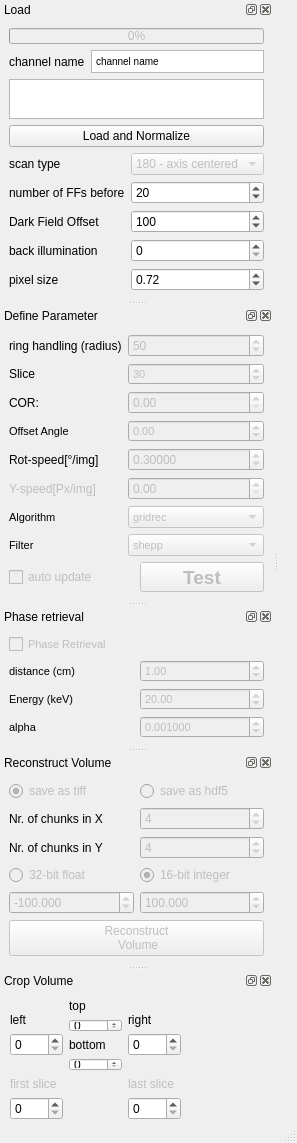
HMarkoetter/BAMline_CT_preview_RECO, file BAMline_on_the_fly_CT-reco/on_the_fly_CT_reco_hdf_dock_widget.ui: the form before one commit.
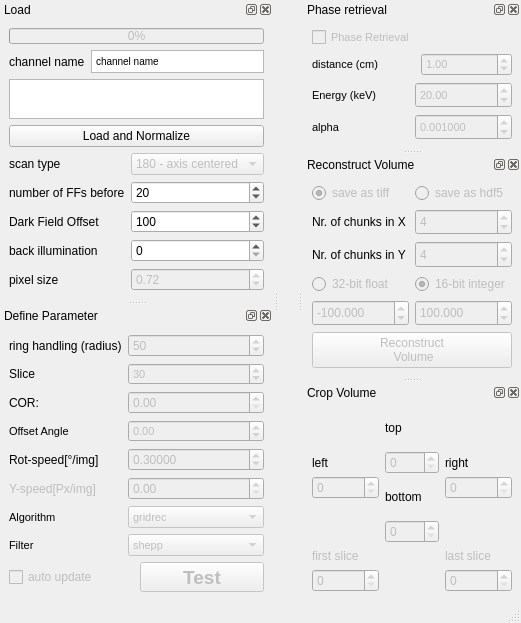
The form after the commit.

Commit message: added auto pixel size readout

```diff
--- a/BAMline_on_the_fly_CT-reco/on_the_fly_CT_reco_hdf_dock_widget.ui
+++ b/BAMline_on_the_fly_CT-reco/on_the_fly_CT_reco_hdf_dock_widget.ui
@@ -6,8 +6,8 @@
    <rect>
     <x>0</x>
     <y>0</y>
-    <width>204</width>
-    <height>905</height>
+    <width>377</width>
+    <height>494</height>
    </rect>
   </property>
   <property name="windowTitle">
@@ -252,6 +252,9 @@
      </item>
      <item row="7" column="1">
       <widget class="QDoubleSpinBox" name="pixel_size">
+       <property name="enabled">
+        <bool>false</bool>
+       </property>
        <property name="sizePolicy">
         <sizepolicy hsizetype="Minimum" vsizetype="Preferred">
          <horstretch>0</horstretch>
@@ -747,7 +750,7 @@
     <string>Phase retrieval</string>
    </property>
    <attribute name="dockWidgetArea">
-    <number>1</number>
+    <number>2</number>
    </attribute>
    <widget class="QWidget" name="dockWidgetContents_3">
     <layout class="QGridLayout" name="gridLayout_7">
@@ -942,7 +945,7 @@
     <string>Reconstruct Volume</string>
    </property>
    <attribute name="dockWidgetArea">
-    <number>1</number>
+    <number>2</number>
    </attribute>
    <widget class="QWidget" name="dockWidgetContents_4">
     <layout class="QGridLayout" name="gridLayout_10">
@@ -1149,7 +1152,7 @@
   <widget class="QDockWidget" name="Crop">
    <property name="minimumSize">
     <size>
-     <width>55</width>
+     <width>170</width>
      <height>150</height>
     </size>
    </property>
@@ -1157,19 +1160,10 @@
     <string>Crop Volume</string>
    </property>
    <attribute name="dockWidgetArea">
-    <number>1</number>
+    <number>2</number>
    </attribute>
    <widget class="QWidget" name="dockWidgetContents_5">
-    <widget class="QWidget" name="gridLayoutWidget">
-     <property name="geometry">
-      <rect>
-       <x>10</x>
-       <y>9</y>
-       <width>171</width>
-       <height>121</height>
-      </rect>
-     </property>
-     <layout class="QGridLayout" name="gridLayout_11">
+    <layout class="QGridLayout" name="gridLayout_13">
       <item row="0" column="0">
        <layout class="QGridLayout" name="gridLayout_12">
         <item row="0" column="0">
@@ -1196,6 +1190,9 @@
           </item>
           <item>
            <widget class="QSpinBox" name="spinBox_left">
+           <property name="enabled">
+            <bool>false</bool>
+           </property>
             <property name="maximum">
              <number>5000</number>
             </property>
@@ -1227,6 +1224,9 @@
           </item>
           <item>
            <widget class="QSpinBox" name="spinBox_top">
+           <property name="enabled">
+            <bool>false</bool>
+           </property>
             <property name="maximum">
              <number>5000</number>
             </property>
@@ -1241,6 +1241,9 @@
           </item>
           <item>
            <widget class="QSpinBox" name="spinBox_bottom">
+           <property name="enabled">
+            <bool>false</bool>
+           </property>
             <property name="maximum">
              <number>5000</number>
             </property>
@@ -1272,6 +1275,9 @@
           </item>
           <item>
            <widget class="QSpinBox" name="spinBox_right">
+           <property name="enabled">
+            <bool>false</bool>
+           </property>
             <property name="maximum">
              <number>5000</number>
             </property>
@@ -1327,7 +1333,7 @@
         <item row="2" column="0">
          <widget class="QSpinBox" name="spinBox_first">
           <property name="enabled">
-           <bool>true</bool>
+          <bool>false</bool>
           </property>
           <property name="maximum">
            <number>999999</number>
@@ -1337,7 +1343,7 @@
         <item row="2" column="2">
          <widget class="QSpinBox" name="spinBox_last">
           <property name="enabled">
-           <bool>true</bool>
+          <bool>false</bool>
           </property>
           <property name="maximum">
            <number>999999</number>
@@ -1347,7 +1353,6 @@
        </layout>
       </item>
      </layout>
-    </widget>
    </widget>
   </widget>
  </widget>
```
Left out of the diff: 7 changed lines with no effect on the pictures. Lines whose indentation alone changed are shown as unchanged. The commit also changes 1 other file.
